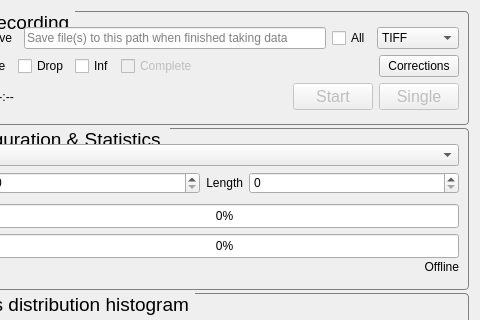
This is SpidrMpx3Eq/qcstmglvisualization.ui in navrit/dexter as Qt 5 draws it before an edit; both pictures show x 769 to 1249 and y 0 to 320 of the 1249 by 634 pixel window. The edited form follows.
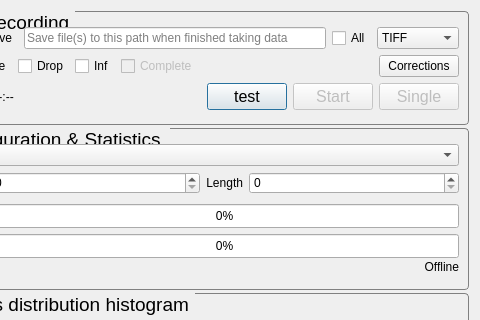
This is the edited form. Custom widgets are drawn as their Qt base class.

Commit message: Add test button for testing pixels order

What changed in the file:
```diff
--- a/SpidrMpx3Eq/qcstmglvisualization.ui
+++ b/SpidrMpx3Eq/qcstmglvisualization.ui
@@ -516,6 +516,36 @@
               </property>
              </widget>
             </item>
+            <item row="0" column="4">
+             <widget class="QPushButton" name="testBtn">
+              <property name="enabled">
+               <bool>true</bool>
+              </property>
+              <property name="sizePolicy">
+               <sizepolicy hsizetype="Preferred" vsizetype="Fixed">
+                <horstretch>0</horstretch>
+                <verstretch>0</verstretch>
+               </sizepolicy>
+              </property>
+              <property name="font">
+               <font>
+                <pointsize>12</pointsize>
+               </font>
+              </property>
+              <property name="toolTip">
+               <string>Start/Stop</string>
+              </property>
+              <property name="styleSheet">
+               <string notr="true">startButton-&gt;setStyleSheet(&quot;background-color:rgb(255,255,0);&quot;);</string>
+              </property>
+              <property name="text">
+               <string>test</string>
+              </property>
+              <property name="default">
+               <bool>true</bool>
+              </property>
+             </widget>
+            </item>
            </layout>
           </item>
          </layout>
```
The commit also changes 2 other files.
